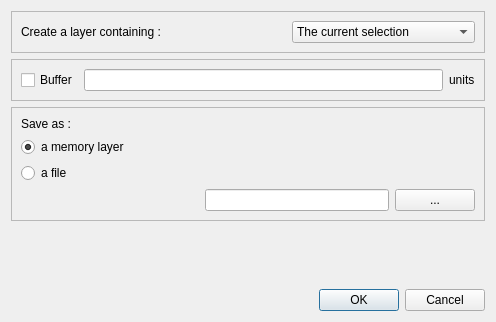
Qt form ui_plugin_mask.ui (aeag/mask) before a commit.
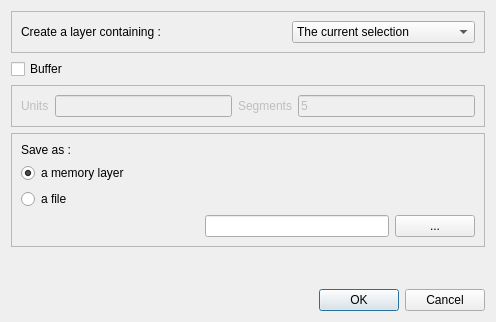
The same form after that commit.

Commit message: Add buffer option

Diff of the .ui file:
```diff
--- a/ui_plugin_mask.ui
+++ b/ui_plugin_mask.ui
@@ -60,7 +60,17 @@
       </widget>
      </item>
      <item>
-      <widget class="QFrame" name="frame_3">
+      <widget class="QCheckBox" name="bufferCheckBox">
+       <property name="text">
+        <string>Buffer</string>
+       </property>
+      </widget>
+     </item>
+     <item>
+      <widget class="QFrame" name="bufferFrame">
+       <property name="enabled">
+        <bool>false</bool>
+       </property>
        <property name="frameShape">
         <enum>QFrame::StyledPanel</enum>
        </property>
@@ -70,20 +80,27 @@
        <layout class="QVBoxLayout" name="verticalLayout_4">
         <item>
          <layout class="QHBoxLayout" name="horizontalLayout_3">
-          <item>
-           <widget class="QCheckBox" name="bufferCheckBox">
-            <property name="text">
-             <string>Buffer</string>
-            </property>
-           </widget>
-          </item>
-          <item>
-           <widget class="QLineEdit" name="lineEdit"/>
-          </item>
           <item>
            <widget class="QLabel" name="label_2">
             <property name="text">
-             <string>units</string>
+             <string>Units</string>
+            </property>
+           </widget>
+          </item>
+          <item>
+           <widget class="QLineEdit" name="bufferUnits"/>
+          </item>
+          <item>
+           <widget class="QLabel" name="label_4">
+            <property name="text">
+             <string>Segments</string>
+            </property>
+           </widget>
+          </item>
+          <item>
+           <widget class="QLineEdit" name="bufferSegments">
+            <property name="text">
+             <string>5</string>
             </property>
            </widget>
           </item>
```
The commit also changes 2 other files.
